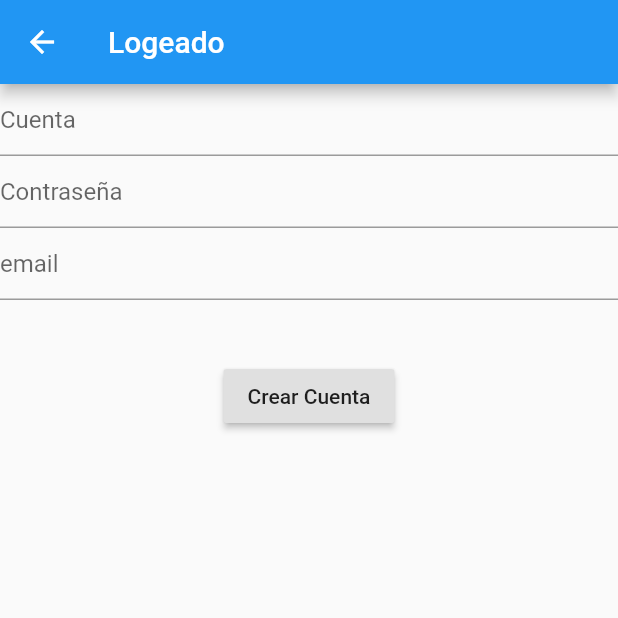
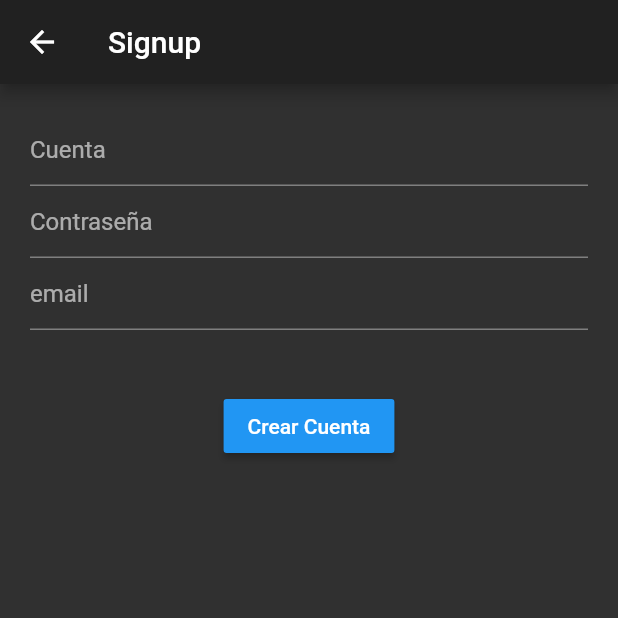
Before and after one commit to JesusGarciaB9/LoginRegisterflutter, a Flutter app: the screen it shows after launch, after a tap on "¿No tienes una cuenta? crea una", on a phone screen of 412 x 824 dp, the top half of it. Run offline on Flutter 3.47's test engine with Material 2 defaults, Android fonts, the phone set to English and light mode, and no system bars; our stand-ins replace shared_preferences; network calls fail.

Commit message:
Ahora ta bonito umu

```diff
--- a/lib/LoginHome.dart
+++ b/lib/LoginHome.dart
@@ -12,97 +12,85 @@ class LoginHome extends StatelessWidget {
   Widget build(BuildContext context) {
     return ChangeNotifierProvider<ProviderLog>(
         create: (context) => ProviderLog(),
-      child: Builder(
-        builder: (context) {
-
-          return Scaffold(
-
-            body: Container(
-              padding: EdgeInsets.all(16),
-              child: Form(
-                child: Consumer<ProviderLog>(
-                  builder: (context, provider, child){
+        child: Builder(builder: (context) {
+          return Form(child: Consumer<ProviderLog>(
+            builder: (context, provider, child) {
               provider.estalogeado();
-                   return  (provider.islogged == false || provider.islogged == null) ?
-
-                     Column(
+              return (provider.islogged == false || provider.islogged == null)
+                  ? Column(
                       mainAxisAlignment: MainAxisAlignment.center,
                       children: <Widget>[
                         Container(
                           decoration: BoxDecoration(
                               shape: BoxShape.circle,
-
                               //if isEligible is null then set orange color else if it is true then set green else red
-                              color:   Colors.redAccent
-                          ),
+                              color: Theme.of(context).accentColor),
                           height: 30,
                           width: 50,
                         ),
-
-                        SizedBox(height: 10,),
+                        SizedBox(
+                          height: 10,
+                        ),
                         email(emailController),
                         password(passController),
-
-                        SizedBox(height: 10,),
+                        SizedBox(
+                          height: 40,
+                        ),
                         Container(
                           width: double.infinity,
                           child: FlatButton(
                             child: Text("Ingresar "),
-                            color: Colors.blue,
+                            color: Theme.of(context).buttonColor,
                             textColor: Colors.white,
-                            onPressed: () async{
-
+                            onPressed: () async {
                               //getting the text from TextField and converting it into int
 
-                                final String email =  emailController.text.trim();
-                                final String password =  passController.text.trim();
+                              final String email = emailController.text.trim();
+                              final String password =
+                                  passController.text.trim();
 
                               //Calling the method from provider.
 
-                            await provider.logear(email,password);
+                              await provider.logear(email, password);
                             },
                           ),
-
                         ),
-                        SizedBox(height: 16,),
+                        SizedBox(
+                          height: 16,
+                        ),
                         Container(
                           width: double.infinity,
                           child: FlatButton(
                             child: Text("¿No tienes una cuenta? crea una"),
-                            color: Colors.blue,
+                            color: Theme.of(context).buttonColor,
                             textColor: Colors.white,
-                            onPressed: (){
-
+                            onPressed: () {
                               Navigator.push(
                                 context,
-                                    MaterialPageRoute(builder: (context) => SignUp()),
+                                MaterialPageRoute(
+                                    builder: (context) => SignUp()),
                               );
-
                             },
                           ),
-
                         ),
-
-
                       ],
                     )
-                    :
-                       Column(
+                  : Column(
+                      crossAxisAlignment: CrossAxisAlignment.center,
                       mainAxisAlignment: MainAxisAlignment.center,
+                      mainAxisSize: MainAxisSize.max,
                       children: <Widget>[
                         Container(
-                          decoration: BoxDecoration(
+                          alignment: Alignment.center,
+                          foregroundDecoration: BoxDecoration(
                               shape: BoxShape.circle,
-
                               //if isEligible is null then set orange color else if it is true then set green else red
-                              color:  Colors.orangeAccent
-                          ),
+                              color: Colors.amberAccent),
                           height: 50,
                           width: 50,
                         ),
-
-                               Padding (
-                           padding : const EdgeInsets.only(top:40,left: 30),
+                        Padding(
+                          padding: const EdgeInsets.only(top: 40),
                           child: RaisedButton(
                             onPressed: () {
                               provider.cerrarsesion();
@@ -110,18 +98,13 @@ class LoginHome extends StatelessWidget {
                             child: Text('Cerrar sesión'),
                           ),
                         ),
-                        SizedBox(height: 16,),
-
-
+                        SizedBox(
+                          height: 16,
+                        ),
                       ],
                     );
             },
-                )
-              ),
-            ),
-          );
-        }
-      )
-    );
+          ));
+        }));
   }
 }
--- a/lib/Signup.dart
+++ b/lib/Signup.dart
@@ -14,23 +14,25 @@ class SignUp extends StatelessWidget {
   Widget build(BuildContext context) {
     return Scaffold(
       appBar: AppBar(
-        title: Text("Logeado"),
+        title: Text("Signup"),
       ),
       body: Center(
+        child: Padding(
+          padding: const EdgeInsets.all(20.0),
           child: Column(
             children: <Widget>[
               account(nameController),
               password(passController),
               email(emailController),
-            Padding (
-               padding : const EdgeInsets.only(top:40),
+              Padding(
+                padding: const EdgeInsets.only(top: 40),
                 child: RaisedButton(
-               onPressed: () async{
+                  onPressed: () async {
                     String nombre = nameController.text.trim();
                     String passw = passController.text.trim();
                     String email = emailController.text.trim();
-               var value = await signUp(nombre,passw,email,nombre);
-                sharedcuenta(value,passw,email);
+                    var value = await signUp(nombre, passw, email, nombre);
+                    sharedcuenta(value, passw, email);
                     Navigator.pop(context);
                   },
                   child: Text('Crear Cuenta'),
@@ -39,42 +41,43 @@ class SignUp extends StatelessWidget {
             ],
           ),
         ),
+      ),
     );
   }
 }
 
- sharedcuenta(UserInfo value,String passw,String email) async{
+sharedcuenta(UserInfo value, String passw, String email) async {
   SharedPreferences prefs = await SharedPreferences.getInstance();
-         await prefs.setString('nombre', value.name );
+  await prefs.setString('nombre', value.name);
   await prefs.setString('contra', passw);
   await prefs.setString('email', email);
   await prefs.setString('token', value.token);
-         print('testing '+value.name);
+  print('testing ' + value.name);
+}
 
- }
-Future<UserInfo> signUp(String name, String password, String email, String username) async {
-
+Future<UserInfo> signUp(
+    String name, String password, String email, String username) async {
   final http.Response response = await http.post(
     'https://movil-api.herokuapp.com/signup',
     headers: <String, String>{
       'Content-Type': 'application/json; charset=UTF-8',
     },
     body: jsonEncode(<String, String>{
-        'email': email,'password': password,'username': username,'name': name
+      'email': email,
+      'password': password,
+      'username': username,
+      'name': name
     }),
   );
 
   print('${response.body}');
   print('${response.statusCode}');
   if (response.statusCode == 200) {
-
-      print('registro exitoso '+'${response.body}');
+    print('registro exitoso ' + '${response.body}');
     return UserInfo.fromJson(json.decode(response.body));
-
   } else {
     print("signup failed");
     print('${response.body}');
     throw Exception(response.body);
   }
-
 }
--- a/lib/main.dart
+++ b/lib/main.dart
@@ -13,8 +13,11 @@ class MyApp extends StatelessWidget {
     return MaterialApp(
       title: 'Flutter Demo',
       theme: ThemeData(
+        primarySwatch: Colors.blue,
+        brightness: Brightness.dark,
+        buttonColor: Colors.blue,
+        accentColor: Colors.blueAccent,
 
-        primarySwatch: Colors.blue,
       ),
       home: LoginHome(),
     );
```
Lines whose indentation alone changed are shown as unchanged.
